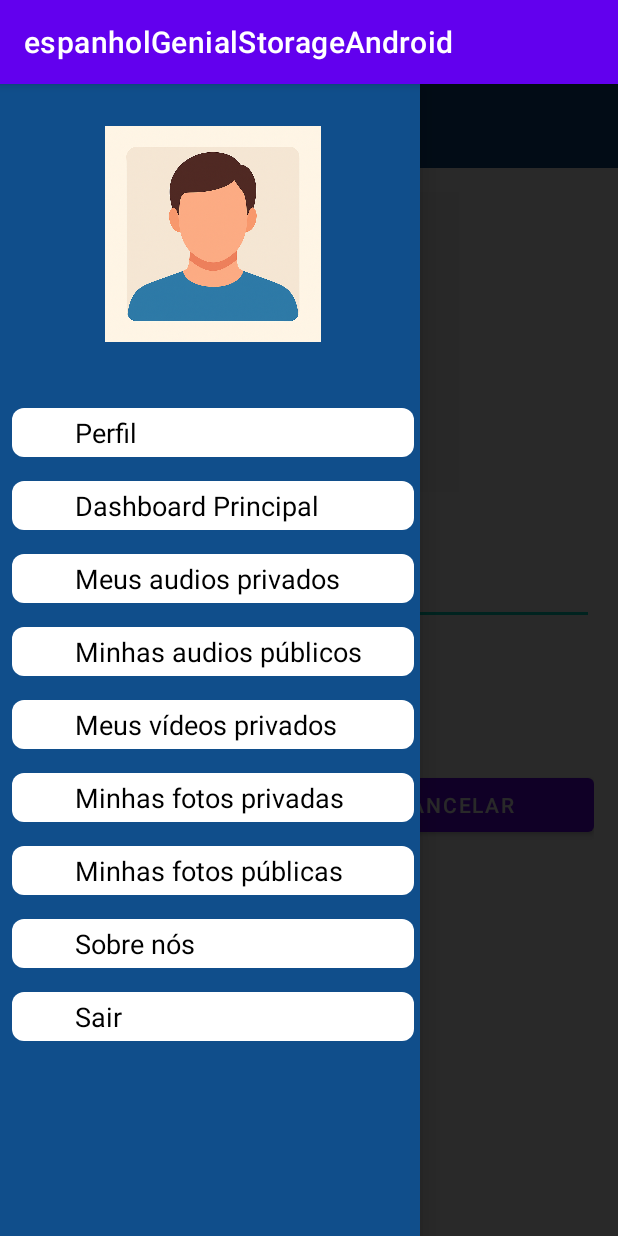
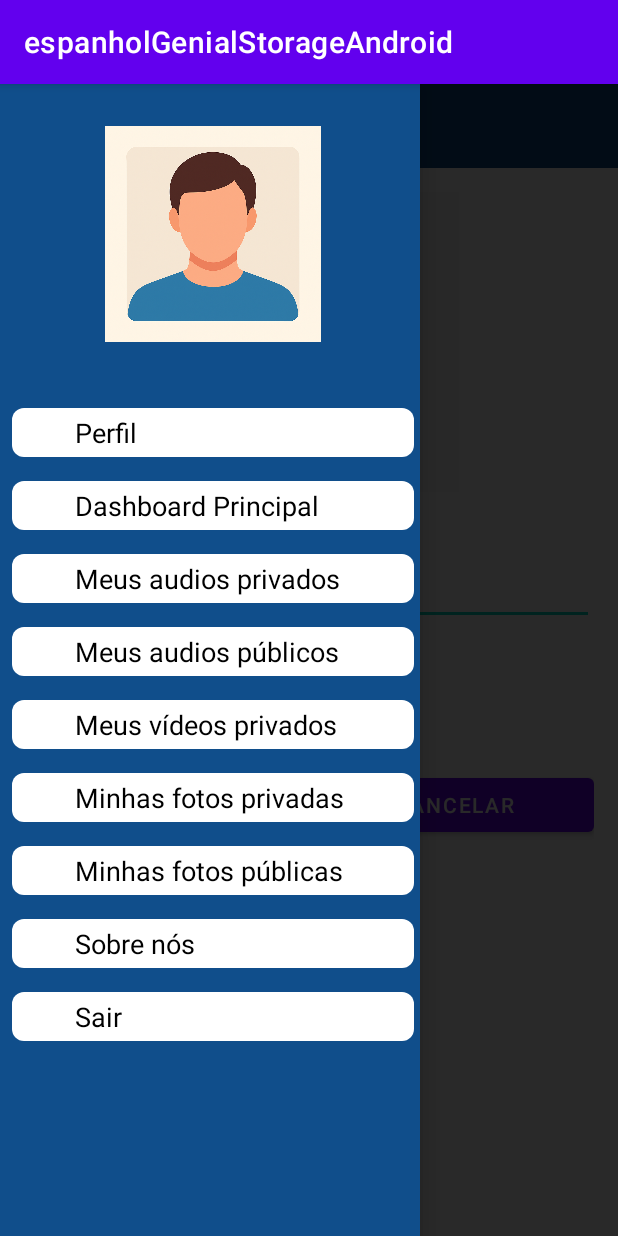
Before and after one commit to GabrielGPertile/espanholGenialStorageAndroid, an Android app: the CreateAudioStorageActivity screen opened directly, with no data from a screen before it, with the side drawer open, on a phone screen of 412 x 824 dp. Run offline under Robolectric (Android 15) with nearby library versions, the phone set to English and light mode, and no system bars; our stand-ins replace Firebase (no records; nobody signed in at launch, a user with empty details on screens opened directly).

Commit message:
modificação: corigindo erro de gramatica

```diff
--- a/app/src/main/res/menu/drawer_menu.xml
+++ b/app/src/main/res/menu/drawer_menu.xml
@@ -17,7 +17,7 @@
 
     <item
         android:id="@+id/menu_dashboard_meusAudiosPublicos"
-        android:title="Minhas audios públicos" />
+        android:title="Meus audios públicos" />
 
     <item
         android:id="@+id/menu_dashboard_meusVideosPrivados"
```
